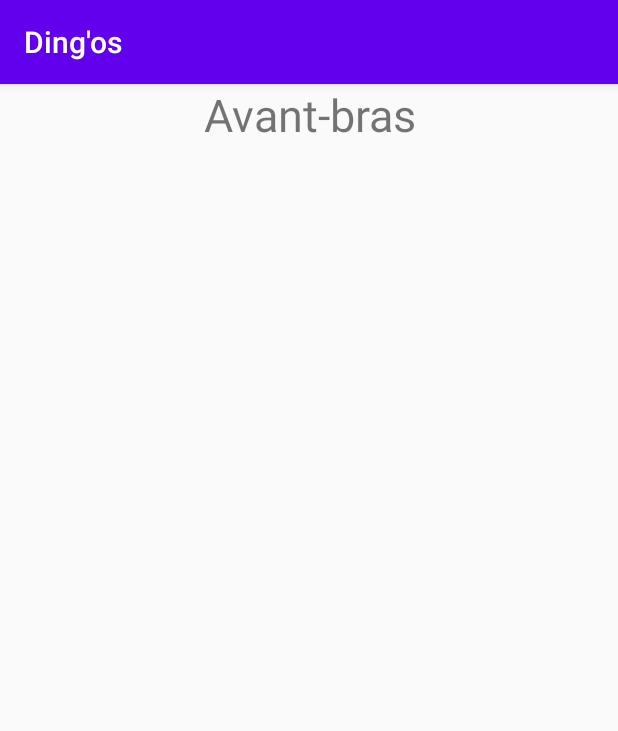
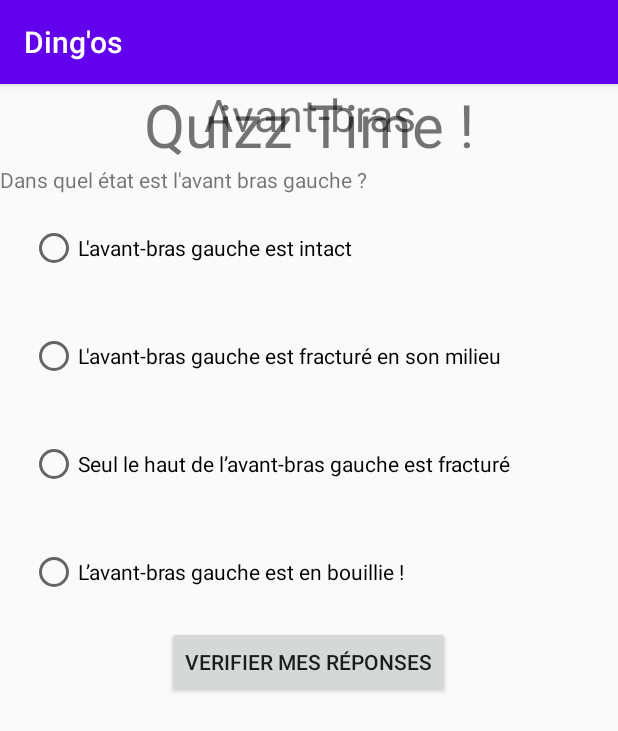
Before and after one commit to lubenard/archeo, an Android app: the screen it shows after launch (MainActivity), on a phone screen of 412 x 824 dp. Shown: the top 731 px of the screen. Run offline under Robolectric (Android 15) with nearby library versions, the phone set to English and light mode, and no system bars.

Commit message:
Basic view for video + quizz have been created

```diff
--- a/app/src/main/java/com/escatrag/dingos/MainActivity.java
+++ b/app/src/main/java/com/escatrag/dingos/MainActivity.java
@@ -113,10 +113,15 @@ public class MainActivity extends AppCompatActivity {
         super.onCreate(savedInstanceState);
         setContentView(R.layout.activity_main);
 
-        //
         //FragmentTransaction fragmentTransaction = fragmentManager.beginTransaction();
 
-        isBluetoothConnected();
+        //isBluetoothConnected();
+
+
+        FragmentTransaction fragmentTransaction = fragmentManager.beginTransaction();
+        QuizzFragment fragment = new QuizzFragment();
+        fragmentTransaction.replace(android.R.id.content, fragment);
+        fragmentTransaction.commit();
 
         /*if (isBluetoothConnected()) {
             // If permission is granted
--- /dev/null
+++ b/app/src/main/java/com/escatrag/dingos/QuizzFragment.java
@@ -0,0 +1,72 @@
+package com.escatrag.dingos;
+
+import android.os.Bundle;
+import android.util.Log;
+import android.view.LayoutInflater;
+import android.view.View;
+import android.view.ViewGroup;
+import android.widget.Button;
+import android.widget.RadioButton;
+import android.widget.RadioGroup;
+import android.widget.TextView;
+import android.widget.Toast;
+
+import androidx.fragment.app.Fragment;
+
+public class QuizzFragment extends Fragment {
+    @Override
+    public View onCreateView(LayoutInflater inflater, ViewGroup container,
+                             Bundle savedInstanceState) {
+        super.onCreate(savedInstanceState);
+        return inflater.inflate(R.layout.quizz_fragment, container, false);
+    }
+
+    @Override
+    public void onViewCreated(final View view, Bundle savedInstanceState) {
+        super.onViewCreated(view, savedInstanceState);
+
+        TextView questionTextView = view.findViewById(R.id.textViewQuestionQuizz);
+
+        final RadioGroup radioGroup = view.findViewById(R.id.quizzRadioGroup);
+        RadioButton radio1 = view.findViewById(R.id.radioButton1);
+        RadioButton radio2 = view.findViewById(R.id.radioButton2);
+        RadioButton radio3 = view.findViewById(R.id.radioButton3);
+        RadioButton radio4 = view.findViewById(R.id.radioButton4);
+
+        Log.d("QUIZZ", "RadioGroup is " + radioGroup);
+
+        final int item = 1;
+        RadioButton goodAnswer = null;
+
+        switch (item) {
+            case 1:
+                questionTextView.setText("Dans quel état est l'avant bras gauche ?");
+                radio1.setText("L'avant-bras gauche est intact");
+                radio2.setText("L'avant-bras gauche est fracturé en son milieu");
+                radio3.setText("Seul le haut de l’avant-bras gauche est fracturé");
+                radio4.setText("L’avant-bras gauche est en bouillie !");
+                goodAnswer = radio2;
+                break;
+        }
+
+        Button checkAnswer = view.findViewById(R.id.verifyAnswer);
+
+        checkAnswer.setOnClickListener(new View.OnClickListener() {
+            @Override
+            public void onClick(View v) {
+                Log.d("QUIZZ", "RadioGroup is " + radioGroup);
+                int selectedId = radioGroup.getCheckedRadioButtonId();
+                if (selectedId != -1) {
+                    Log.d("QUIZZ", "Selection made by user is number " + selectedId);
+                    RadioButton radioButtonAnswer = getView().findViewById(selectedId);
+                    Log.d("QUIZZ", "Text of selections is " + radioButtonAnswer.getText());
+                } else {
+                    Toast.makeText(getContext(),
+                            "Please make a choice", Toast.LENGTH_LONG).show();
+                }
+            }
+        });
+
+
+    }
+}
--- /dev/null
+++ b/app/src/main/java/com/escatrag/dingos/VideoPlayerFragment.java
@@ -0,0 +1,34 @@
+package com.escatrag.dingos;
+
+import android.os.Bundle;
+import android.view.LayoutInflater;
+import android.view.View;
+import android.view.ViewGroup;
+import android.widget.VideoView;
+
+import androidx.fragment.app.Fragment;
+
+public class VideoPlayerFragment extends Fragment {
+    @Override
+    public View onCreateView(LayoutInflater inflater, ViewGroup container,
+                             Bundle savedInstanceState) {
+        super.onCreate(savedInstanceState);
+        return inflater.inflate(R.layout.video_player, container, false);
+    }
+
+    @Override
+    public void onViewCreated(View view, Bundle savedInstanceState) {
+        super.onViewCreated(view, savedInstanceState);
+
+        VideoView videoView = view.findViewById(R.id.videoViewPlayer);
+        String videoPathStart = "android.ressource://" + getActivity().getPackageName() + "/";
+        String videoPath;
+
+        Bundle bundle = this.getArguments();
+        switch(bundle.getInt("scanned_item", 0)) {
+            case 1:
+                videoPath = videoPathStart + R.raw.avant_bras;
+        }
+
+    }
+}
--- a/app/src/main/java/com/escatrag/dingos/WaitScan.java
+++ b/app/src/main/java/com/escatrag/dingos/WaitScan.java
@@ -18,7 +18,5 @@ public class WaitScan extends Fragment {
     @Override
     public void onViewCreated(View view, Bundle savedInstanceState) {
         super.onViewCreated(view, savedInstanceState);
-
     }
-
 }
--- /dev/null
+++ b/app/src/main/res/layout/quizz_fragment.xml
@@ -0,0 +1,61 @@
+<?xml version="1.0" encoding="utf-8"?>
+<LinearLayout
+	xmlns:android="http://schemas.android.com/apk/res/android"
+	android:layout_width="match_parent"
+	android:layout_height="match_parent"
+	android:orientation="vertical">
+
+	<TextView
+		android:id="@+id/textView"
+		android:layout_width="match_parent"
+		android:layout_height="wrap_content"
+		android:textSize="40sp"
+		android:gravity="center"
+		android:text="Quizz Time !"/>
+
+	<TextView
+		android:id="@+id/textViewQuestionQuizz"
+		android:layout_width="match_parent"
+		android:layout_height="wrap_content"
+		android:text="TextView" />
+
+	<RadioGroup
+		android:id="@+id/quizzRadioGroup"
+		android:layout_width="match_parent"
+		android:layout_height="wrap_content">
+
+		<RadioButton
+			android:id="@+id/radioButton1"
+			android:layout_width="match_parent"
+			android:layout_height="wrap_content"
+			android:layout_margin="20dp"
+			android:text="RadioButton" />
+
+		<RadioButton
+			android:id="@+id/radioButton2"
+			android:layout_width="match_parent"
+			android:layout_height="wrap_content"
+			android:layout_margin="20dp"
+			android:text="RadioButton" />
+
+		<RadioButton
+			android:id="@+id/radioButton3"
+			android:layout_width="match_parent"
+			android:layout_height="wrap_content"
+			android:layout_margin="20dp"
+			android:text="RadioButton" />
+
+		<RadioButton
+			android:id="@+id/radioButton4"
+			android:layout_width="match_parent"
+			android:layout_height="wrap_content"
+			android:layout_margin="20dp"
+			android:text="RadioButton" />
+	</RadioGroup>
+	<Button
+		android:id="@+id/verifyAnswer"
+		android:layout_width="wrap_content"
+		android:layout_height="wrap_content"
+		android:text="Verifier mes réponses"
+		android:layout_gravity="center_horizontal"/>
+</LinearLayout>
--- /dev/null
+++ b/app/src/main/res/layout/video_player.xml
@@ -0,0 +1,13 @@
+<?xml version="1.0" encoding="utf-8"?>
+<LinearLayout
+	xmlns:android="http://schemas.android.com/apk/res/android"
+	xmlns:tools="http://schemas.android.com/tools"
+	android:layout_width="match_parent"
+	android:layout_height="match_parent"
+	android:orientation="vertical">
+
+	<VideoView
+		android:id="@+id/videoViewPlayer"
+		android:layout_width="wrap_content"
+		android:layout_height="wrap_content" />
+</LinearLayout>
```
Also changed, not shown: 1 other file.
